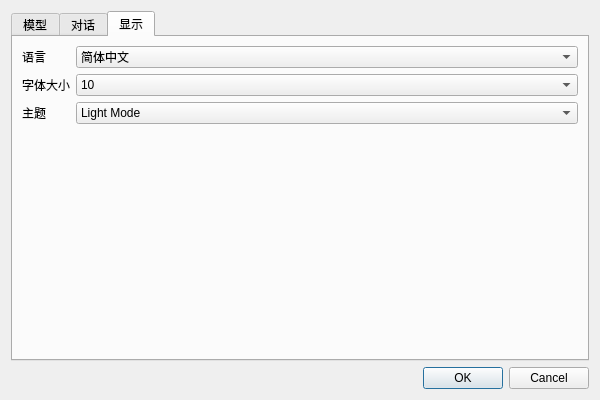
This is ui/settings_dialog.ui in liyixin1/GPTalks as Qt 5 draws it before an edit. The edited form follows.
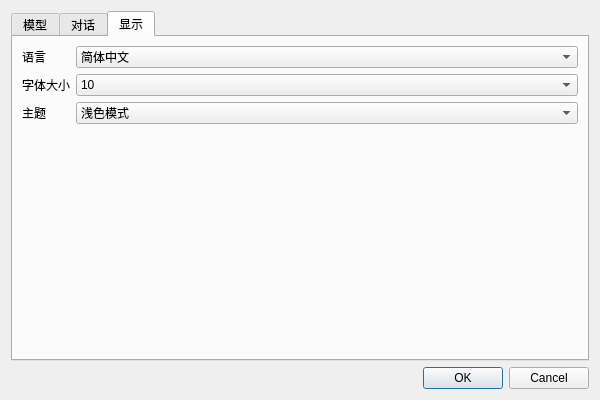
This is the edited form.

```diff
--- a/ui/settings_dialog.ui
+++ b/ui/settings_dialog.ui
@@ -438,7 +438,7 @@
           <widget class="QComboBox" name="ComboBox_theme">
            <item>
             <property name="text">
-             <string>Light Mode</string>
+             <string>浅色模式</string>
             </property>
            </item>
            <item>
```
Left out of the diff: 7 changed lines with no effect on the pictures.
